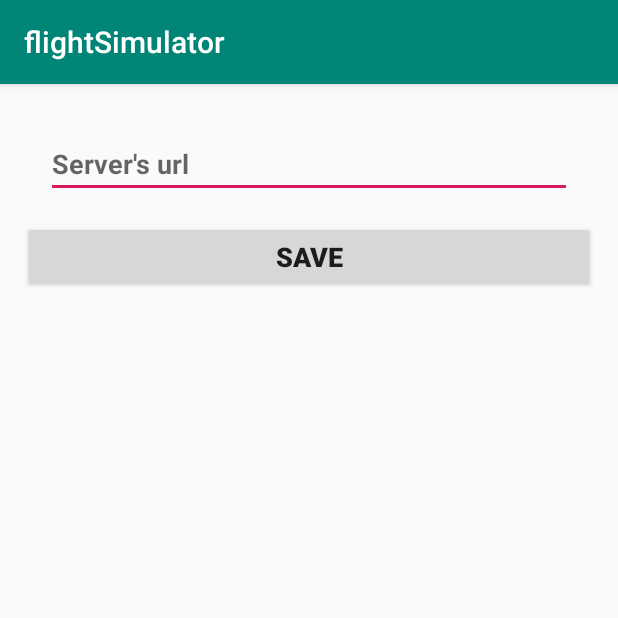
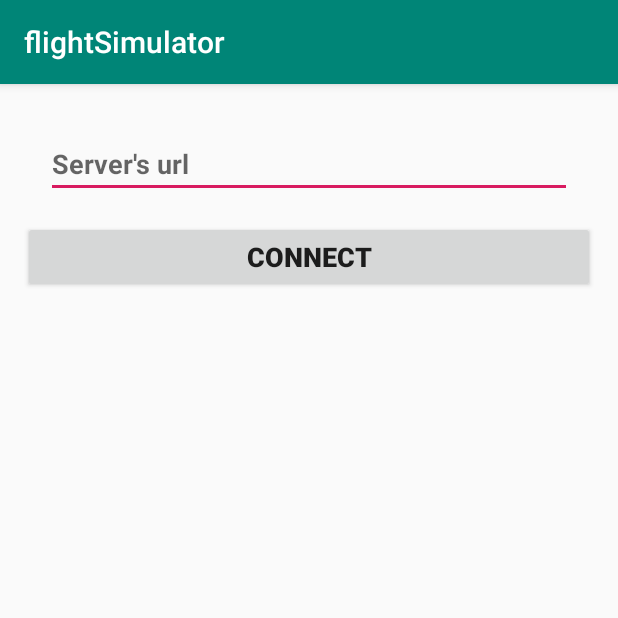
Before and after one commit to meshibiton/FlightSimulator-AndroidApp, an Android app: the screen it shows after launch (MainActivity), on a phone screen of 412 x 824 dp, the top half of it. Run offline under Robolectric (Android 15) with nearby library versions, the phone set to English and light mode, and no system bars; our stand-ins replace Room's generated code, data binding.

Commit message:
connect button

```diff
--- a/app/src/main/java/com/anushka/flightAppMobile/connect/ServerViewModel.kt
+++ b/app/src/main/java/com/anushka/flightAppMobile/connect/ServerViewModel.kt
@@ -36,10 +36,6 @@ class ServerViewModel(private val repository: ServerDetailsRepository,
     val servers = repository.servers
     @Bindable
     val inputUrlServer = MutableLiveData<String>()
-
-//    val message : LiveData<Event<String>>
-//        get() = statusMessage
-
 
     fun saveOrUpdate() {
         if(inputUrlServer.value == null || inputUrlServer.value!!.length == 0){
--- a/app/src/main/res/layout/activity_main.xml
+++ b/app/src/main/res/layout/activity_main.xml
@@ -35,7 +35,7 @@
             android:layout_width="wrap_content"
             android:layout_height="wrap_content"
             android:layout_weight="1"
-            android:text="Save"
+            android:text="Connect"
             android:onClick="@{()->myViewModel.saveOrUpdate()}"
             android:textSize="18sp"
             android:textStyle="bold" />
```
